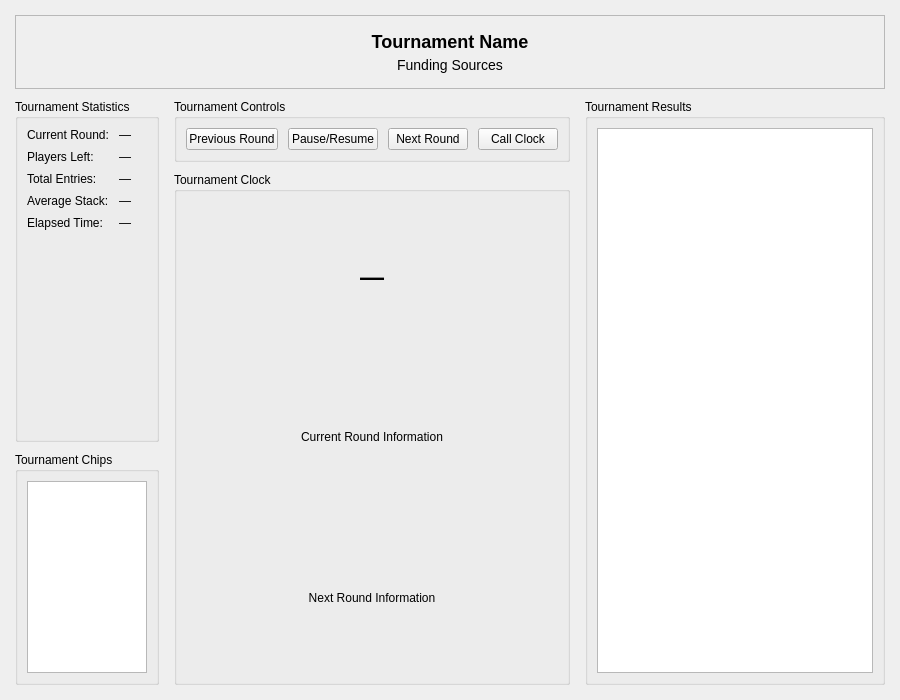
First picture: the form in TBQt/TBTournamentDisplayWindow.ui, repository ryandrake08/td, before the edit.
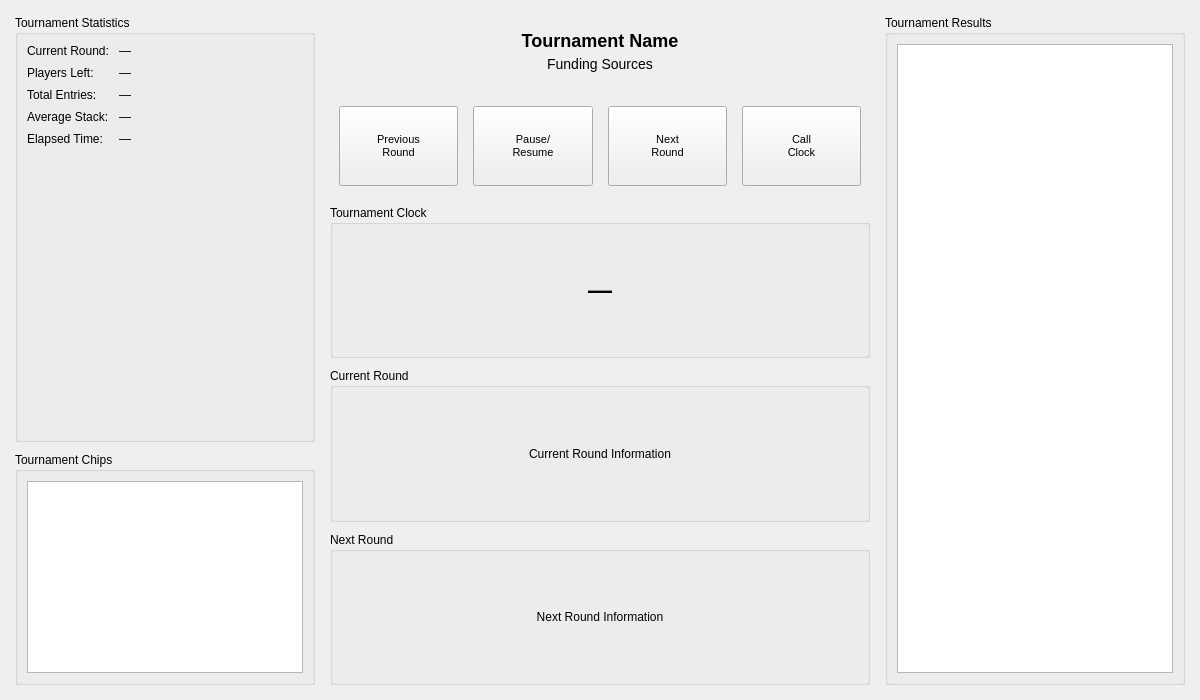
Second picture: the form after the edit. Custom widgets are drawn as their Qt base class.

Commit message: Fix tournament display window layout and constraint issues

```diff
--- a/TBQt/TBTournamentDisplayWindow.ui
+++ b/TBQt/TBTournamentDisplayWindow.ui
@@ -6,7 +6,7 @@
    <rect>
     <x>0</x>
     <y>0</y>
-    <width>900</width>
+    <width>1200</width>
     <height>700</height>
    </rect>
   </property>
@@ -15,7 +15,7 @@
   </property>
   <property name="minimumSize">
    <size>
-    <width>700</width>
+    <width>1160</width>
     <height>500</height>
    </size>
   </property>
@@ -36,57 +36,6 @@
     <property name="bottomMargin">
      <number>15</number>
     </property>
-    <item>
-     <!-- Tournament Header -->
-     <widget class="QFrame" name="tournamentHeaderFrame">
-      <property name="frameShape">
-       <enum>QFrame::StyledPanel</enum>
-      </property>
-      <layout class="QVBoxLayout" name="headerLayout">
-       <property name="spacing">
-        <number>5</number>
-       </property>
-       <property name="leftMargin">
-        <number>15</number>
-       </property>
-       <property name="topMargin">
-        <number>15</number>
-       </property>
-       <property name="rightMargin">
-        <number>15</number>
-       </property>
-       <property name="bottomMargin">
-        <number>15</number>
-       </property>
-       <item>
-        <widget class="QLabel" name="tournamentNameLabel">
-         <property name="text">
-          <string>Tournament Name</string>
-         </property>
-         <property name="alignment">
-          <set>Qt::AlignCenter</set>
-         </property>
-         <property name="styleSheet">
-          <string>font-size: 18px; font-weight: bold;</string>
-         </property>
-        </widget>
-       </item>
-       <item>
-        <widget class="QLabel" name="fundingSourcesLabel">
-         <property name="text">
-          <string>Funding Sources</string>
-         </property>
-         <property name="alignment">
-          <set>Qt::AlignCenter</set>
-         </property>
-         <property name="styleSheet">
-          <string>font-size: 14px;</string>
-         </property>
-        </widget>
-       </item>
-      </layout>
-     </widget>
-    </item>
     <item>
      <!-- Main Content Area: 3 columns (Left, Center, Right) with 1:2:1 ratio -->
      <layout class="QHBoxLayout" name="contentLayout">
@@ -102,6 +51,12 @@
           <verstretch>0</verstretch>
          </sizepolicy>
         </property>
+        <property name="minimumSize">
+         <size>
+          <width>300</width>
+          <height>400</height>
+         </size>
+        </property>
         <layout class="QVBoxLayout" name="leftColumnLayout">
          <property name="spacing">
           <number>10</number>
@@ -257,6 +212,12 @@
           <verstretch>0</verstretch>
          </sizepolicy>
         </property>
+        <property name="minimumSize">
+         <size>
+          <width>500</width>
+          <height>400</height>
+         </size>
+        </property>
         <layout class="QVBoxLayout" name="centerColumnLayout">
          <property name="spacing">
           <number>10</number>
@@ -274,10 +235,67 @@
           <number>0</number>
          </property>
         <item>
-         <!-- Upper Center: Tournament Controls - Fixed size to fit content -->
-         <widget class="QGroupBox" name="controlsGroupBox">
-          <property name="title">
-           <string>Tournament Controls</string>
+         <!-- Tournament Header -->
+         <widget class="QFrame" name="tournamentHeaderFrame">
+          <property name="frameShape">
+           <enum>QFrame::NoFrame</enum>
+          </property>
+          <property name="sizePolicy">
+           <sizepolicy hsizetype="Preferred" vsizetype="Fixed">
+            <horstretch>0</horstretch>
+            <verstretch>0</verstretch>
+           </sizepolicy>
+          </property>
+          <layout class="QVBoxLayout" name="headerLayout">
+           <property name="spacing">
+            <number>5</number>
+           </property>
+           <property name="leftMargin">
+            <number>15</number>
+           </property>
+           <property name="topMargin">
+            <number>15</number>
+           </property>
+           <property name="rightMargin">
+            <number>15</number>
+           </property>
+           <property name="bottomMargin">
+            <number>15</number>
+           </property>
+           <item>
+            <widget class="QLabel" name="tournamentNameLabel">
+             <property name="text">
+              <string>Tournament Name</string>
+             </property>
+             <property name="alignment">
+              <set>Qt::AlignCenter</set>
+             </property>
+             <property name="styleSheet">
+              <string>font-size: 18px; font-weight: bold;</string>
+             </property>
+            </widget>
+           </item>
+           <item>
+            <widget class="QLabel" name="fundingSourcesLabel">
+             <property name="text">
+              <string>Funding Sources</string>
+             </property>
+             <property name="alignment">
+              <set>Qt::AlignCenter</set>
+             </property>
+             <property name="styleSheet">
+              <string>font-size: 14px;</string>
+             </property>
+            </widget>
+           </item>
+          </layout>
+         </widget>
+        </item>
+        <item>
+         <!-- Tournament Controls - Fixed size to fit content -->
+         <widget class="QFrame" name="controlsFrame">
+          <property name="frameShape">
+           <enum>QFrame::NoFrame</enum>
           </property>
           <property name="sizePolicy">
            <sizepolicy hsizetype="Preferred" vsizetype="Fixed">
@@ -293,33 +311,109 @@
             <!-- Control Buttons -->
             <layout class="QHBoxLayout" name="clockButtonsLayout">
              <property name="spacing">
-              <number>10</number>
+              <number>15</number>
              </property>
              <item>
               <widget class="TBInvertableButton" name="previousRoundButton">
                <property name="text">
-                <string>Previous Round</string>
+                <string>Previous
+Round</string>
+               </property>
+               <property name="minimumSize">
+                <size>
+                 <width>100</width>
+                 <height>80</height>
+                </size>
+               </property>
+               <property name="iconSize">
+                <size>
+                 <width>32</width>
+                 <height>32</height>
+                </size>
+               </property>
+               <property name="textBelowIcon">
+                <bool>true</bool>
+               </property>
+               <property name="styleSheet">
+                <string>font-size: 11px;</string>
                </property>
               </widget>
              </item>
              <item>
               <widget class="TBInvertableButton" name="pauseResumeButton">
                <property name="text">
-                <string>Pause/Resume</string>
+                <string>Pause/
+Resume</string>
+               </property>
+               <property name="minimumSize">
+                <size>
+                 <width>100</width>
+                 <height>80</height>
+                </size>
+               </property>
+               <property name="iconSize">
+                <size>
+                 <width>32</width>
+                 <height>32</height>
+                </size>
+               </property>
+               <property name="textBelowIcon">
+                <bool>true</bool>
+               </property>
+               <property name="styleSheet">
+                <string>font-size: 11px;</string>
                </property>
               </widget>
              </item>
              <item>
               <widget class="TBInvertableButton" name="nextRoundButton">
                <property name="text">
-                <string>Next Round</string>
+                <string>Next
+Round</string>
+               </property>
+               <property name="minimumSize">
+                <size>
+                 <width>100</width>
+                 <height>80</height>
+                </size>
+               </property>
+               <property name="iconSize">
+                <size>
+                 <width>32</width>
+                 <height>32</height>
+                </size>
+               </property>
+               <property name="textBelowIcon">
+                <bool>true</bool>
+               </property>
+               <property name="styleSheet">
+                <string>font-size: 11px;</string>
                </property>
               </widget>
              </item>
              <item>
               <widget class="TBInvertableButton" name="callClockButton">
                <property name="text">
-                <string>Call Clock</string>
+                <string>Call
+Clock</string>
+               </property>
+               <property name="minimumSize">
+                <size>
+                 <width>100</width>
+                 <height>80</height>
+                </size>
+               </property>
+               <property name="iconSize">
+                <size>
+                 <width>32</width>
+                 <height>32</height>
+                </size>
+               </property>
+               <property name="textBelowIcon">
+                <bool>true</bool>
+               </property>
+               <property name="styleSheet">
+                <string>font-size: 11px;</string>
                </property>
               </widget>
              </item>
@@ -341,9 +435,6 @@
            </sizepolicy>
           </property>
           <layout class="QVBoxLayout" name="clockLayout">
-           <property name="spacing">
-            <number>10</number>
-           </property>
            <item>
             <widget class="QLabel" name="tournamentClockLabel">
              <property name="text">
@@ -357,6 +448,22 @@
              </property>
             </widget>
            </item>
+          </layout>
+         </widget>
+        </item>
+        <item>
+         <!-- Current Round Section -->
+         <widget class="QGroupBox" name="currentRoundGroupBox">
+          <property name="title">
+           <string>Current Round</string>
+          </property>
+          <property name="sizePolicy">
+           <sizepolicy hsizetype="Preferred" vsizetype="Expanding">
+            <horstretch>0</horstretch>
+            <verstretch>1</verstretch>
+           </sizepolicy>
+          </property>
+          <layout class="QVBoxLayout" name="currentRoundLayout">
            <item>
             <widget class="QLabel" name="currentRoundInfoLabel">
              <property name="text">
@@ -365,8 +472,27 @@
              <property name="alignment">
               <set>Qt::AlignCenter</set>
              </property>
+             <property name="wordWrap">
+              <bool>true</bool>
+             </property>
             </widget>
            </item>
+          </layout>
+         </widget>
+        </item>
+        <item>
+         <!-- Next Round Section -->
+         <widget class="QGroupBox" name="nextRoundGroupBox">
+          <property name="title">
+           <string>Next Round</string>
+          </property>
+          <property name="sizePolicy">
+           <sizepolicy hsizetype="Preferred" vsizetype="Expanding">
+            <horstretch>0</horstretch>
+            <verstretch>1</verstretch>
+           </sizepolicy>
+          </property>
+          <layout class="QVBoxLayout" name="nextRoundLayout">
            <item>
             <widget class="QLabel" name="nextRoundInfoLabel">
              <property name="text">
@@ -375,6 +501,9 @@
              <property name="alignment">
               <set>Qt::AlignCenter</set>
              </property>
+             <property name="wordWrap">
+              <bool>true</bool>
+             </property>
             </widget>
            </item>
           </layout>
```
Left out of the diff: 2 changed lines with no effect on the pictures. The commit also changes 3 other files.
